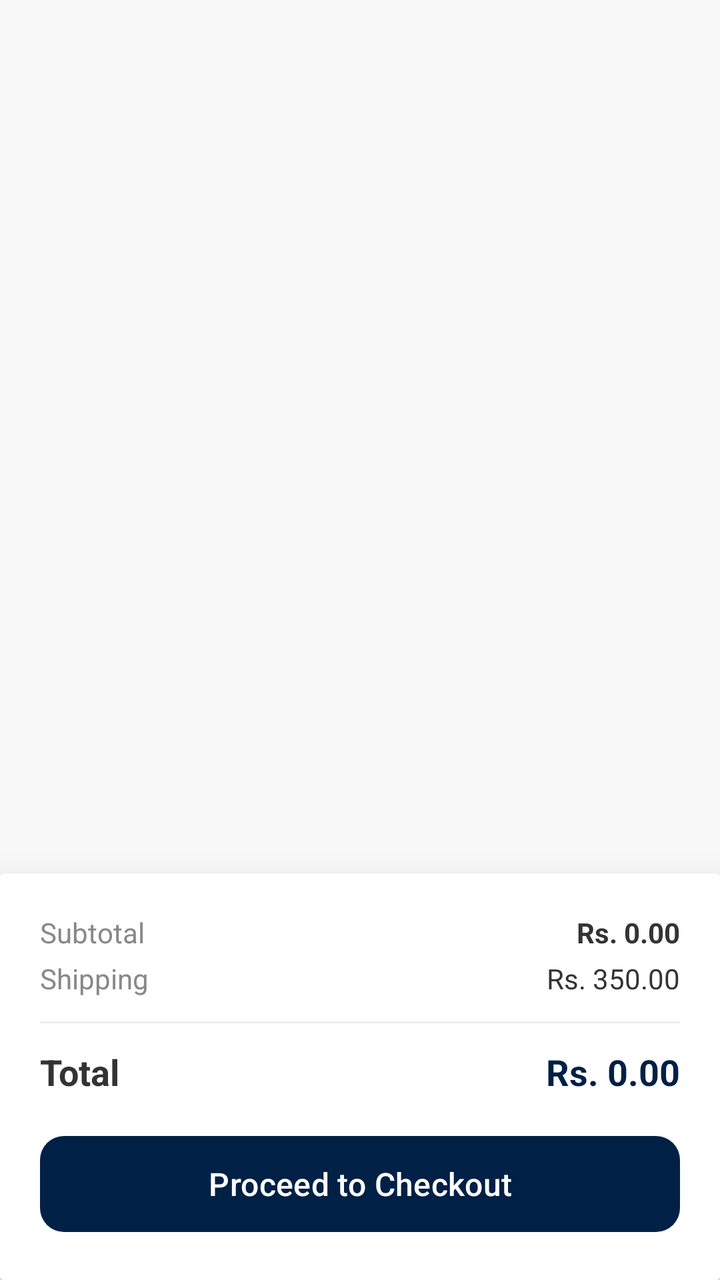
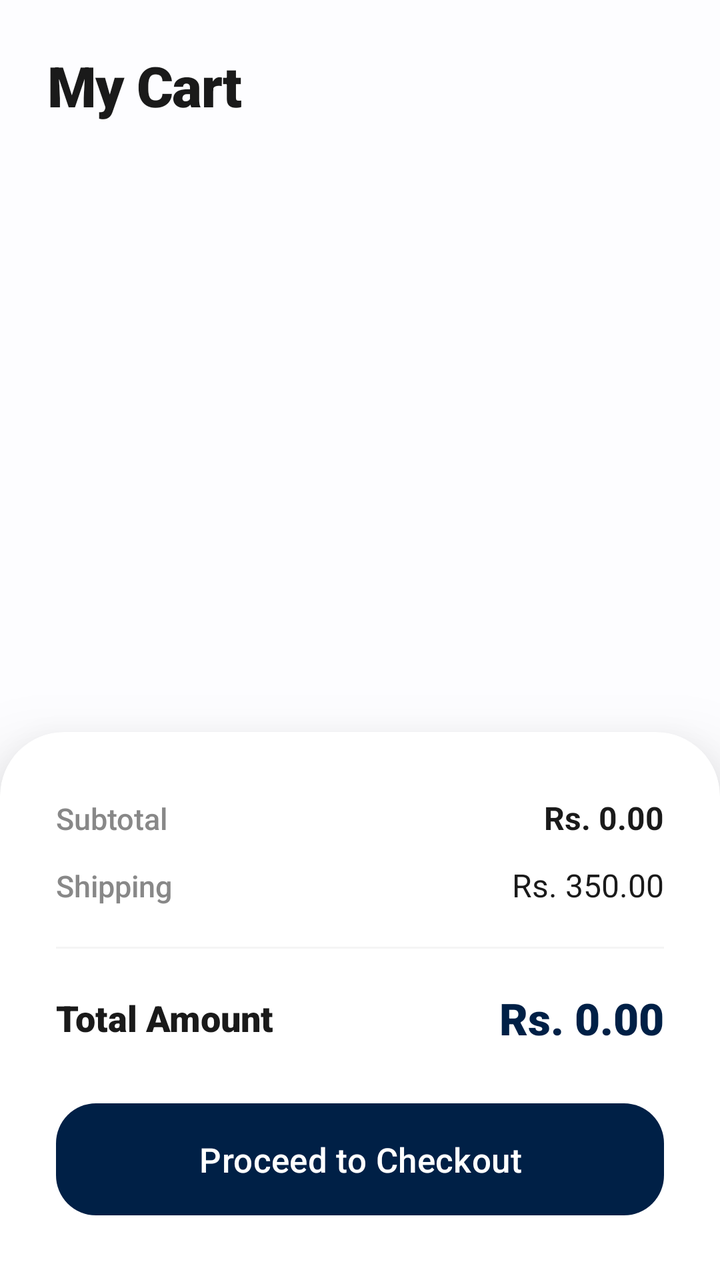

Screens rendered from an Android XML layout before and after an edit, with the pre-edit source and the edit as a unified diff.
<!-- AndroidManifest.xml: application theme Theme.Evora -->
<!-- res/layout/fragment_cart.xml -->
<?xml version="1.0" encoding="utf-8"?>
<androidx.constraintlayout.widget.ConstraintLayout xmlns:android="http://schemas.android.com/apk/res/android"
    xmlns:app="http://schemas.android.com/apk/res-auto"
    xmlns:tools="http://schemas.android.com/tools"
    android:layout_width="match_parent"
    android:layout_height="match_parent"
    android:background="#F8F8F8"
    tools:context=".fragment.CartFragment">

    <androidx.recyclerview.widget.RecyclerView
        android:id="@+id/rv_cart"
        android:layout_width="match_parent"
        android:layout_height="0dp"
        android:padding="8dp"
        app:layout_constraintBottom_toTopOf="@+id/checkout_card"
        app:layout_constraintTop_toTopOf="parent"
        tools:listitem="@layout/item_cart" />

    <androidx.cardview.widget.CardView
        android:id="@+id/checkout_card"
        android:layout_width="match_parent"
        android:layout_height="wrap_content"
        app:cardElevation="16dp"
        app:layout_constraintBottom_toBottomOf="parent">

        <LinearLayout
            android:layout_width="match_parent"
            android:layout_height="wrap_content"
            android:orientation="vertical"
            android:padding="20dp">

            <LinearLayout
                android:layout_width="match_parent"
                android:layout_height="wrap_content"
                android:orientation="horizontal">
                <TextView
                    android:layout_width="0dp"
                    android:layout_height="wrap_content"
                    android:layout_weight="1"
                    android:text="Subtotal"
                    android:textColor="#888888" />
                <TextView
                    android:id="@+id/tv_subtotal"
                    android:layout_width="wrap_content"
                    android:layout_height="wrap_content"
                    android:text="Rs. 0.00"
                    android:textColor="#333333"
                    android:textStyle="bold" />
            </LinearLayout>

            <LinearLayout
                android:layout_width="match_parent"
                android:layout_height="wrap_content"
                android:layout_marginTop="4dp"
                android:orientation="horizontal">
                <TextView
                    android:layout_width="0dp"
                    android:layout_height="wrap_content"
                    android:layout_weight="1"
                    android:text="Shipping"
                    android:textColor="#888888" />
                <TextView
                    android:id="@+id/tv_shipping"
                    android:layout_width="wrap_content"
                    android:layout_height="wrap_content"
                    android:text="Rs. 350.00"
                    android:textColor="#333333" />
            </LinearLayout>

            <View
                android:layout_width="match_parent"
                android:layout_height="1dp"
                android:layout_marginVertical="12dp"
                android:background="#EEEEEE" />

            <LinearLayout
                android:layout_width="match_parent"
                android:layout_height="wrap_content"
                android:layout_marginBottom="16dp"
                android:orientation="horizontal">
                <TextView
                    android:layout_width="0dp"
                    android:layout_height="wrap_content"
                    android:layout_weight="1"
                    android:text="Total"
                    android:textColor="#333333"
                    android:textSize="18sp"
                    android:textStyle="bold" />
                <TextView
                    android:id="@+id/tv_total"
                    android:layout_width="wrap_content"
                    android:layout_height="wrap_content"
                    android:text="Rs. 0.00"
                    android:textColor="?attr/colorPrimary"
                    android:textSize="18sp"
                    android:textStyle="bold" />
            </LinearLayout>

            <com.google.android.material.button.MaterialButton
                android:id="@+id/btn_checkout"
                android:layout_width="match_parent"
                android:layout_height="56dp"
                android:text="Proceed to Checkout"
                android:textAllCaps="false"
                android:textSize="16sp"
                app:cornerRadius="12dp" />

        </LinearLayout>
    </androidx.cardview.widget.CardView>

</androidx.constraintlayout.widget.ConstraintLayout>
<!-- res/layout/item_cart.xml (included above) -->
<?xml version="1.0" encoding="utf-8"?>
<androidx.cardview.widget.CardView xmlns:android="http://schemas.android.com/apk/res/android"
    xmlns:app="http://schemas.android.com/apk/res-auto"
    android:layout_width="match_parent"
    android:layout_height="wrap_content"
    android:layout_marginVertical="6dp"
    app:cardCornerRadius="12dp"
    app:cardElevation="2dp">

    <LinearLayout
        android:layout_width="match_parent"
        android:layout_height="wrap_content"
        android:gravity="center_vertical"
        android:orientation="horizontal"
        android:padding="12dp">

        <ImageView
            android:id="@+id/cart_product_img"
            android:layout_width="80dp"
            android:layout_height="80dp"
            android:scaleType="centerCrop"
            android:src="@drawable/placeholder" />

        <LinearLayout
            android:layout_width="0dp"
            android:layout_height="wrap_content"
            android:layout_marginStart="12dp"
            android:layout_weight="1"
            android:orientation="vertical">

            <TextView
                android:id="@+id/cart_product_name"
                android:layout_width="wrap_content"
                android:layout_height="wrap_content"
                android:text="Product Name"
                android:textColor="#333333"
                android:textSize="16sp"
                android:textStyle="bold" />

            <TextView
                android:id="@+id/cart_product_price"
                android:layout_width="wrap_content"
                android:layout_height="wrap_content"
                android:layout_marginTop="4dp"
                android:text="Rs. 4,500"
                android:textColor="?attr/colorPrimary" />

            <LinearLayout
                android:layout_width="wrap_content"
                android:layout_height="wrap_content"
                android:layout_marginTop="8dp"
                android:background="@drawable/search_bg"
                android:gravity="center_vertical"
                android:orientation="horizontal"
                android:padding="2dp">
                <ImageButton
                    android:id="@+id/btn_cart_minus"
                    android:layout_width="24dp"
                    android:layout_height="24dp"
                    android:background="?attr/selectableItemBackgroundBorderless"
                    android:src="@drawable/remove" />
                <TextView
                    android:id="@+id/tv_cart_qty"
                    android:layout_width="30dp"
                    android:layout_height="wrap_content"
                    android:gravity="center"
                    android:text="1"
                    android:textStyle="bold" />
                <ImageButton
                    android:id="@+id/btn_cart_plus"
                    android:layout_width="24dp"
                    android:layout_height="24dp"
                    android:background="?attr/selectableItemBackgroundBorderless"
                    android:src="@drawable/add" />
            </LinearLayout>
        </LinearLayout>

        <ImageButton
            android:id="@+id/btn_remove_item"
            android:layout_width="40dp"
            android:layout_height="40dp"
            android:background="?attr/selectableItemBackgroundBorderless"
            android:src="@drawable/delete"
            app:tint="#FF5252" />

    </LinearLayout>
</androidx.cardview.widget.CardView>
<!-- resources referenced by this layout -->
<resources>
  <!-- drawable remove (drawable) -->
  <vector xmlns:android="http://schemas.android.com/apk/res/android"
      android:width="24dp"
      android:height="24dp"
      android:viewportWidth="960"
      android:viewportHeight="960">
    <path
        android:pathData="M200,520v-80h560v80L200,520Z"
        android:fillColor="#002046"/>
  </vector>
  <!-- drawable search_bg (drawable) -->
  <?xml version="1.0" encoding="utf-8"?>
  <shape xmlns:android="http://schemas.android.com/apk/res/android">
      <solid android:color="#F5F5F5"/> <corners android:radius="20dp"/>  <stroke
      android:width="1dp"
      android:color="#DDDDDD"/>     </shape>
  <color name="md_theme_primary">#002046</color>
  <color name="md_theme_onPrimary">#FFFFFF</color>
  <color name="md_theme_primaryContainer">#D6E3FF</color>
  <color name="md_theme_onPrimaryContainer">#264777</color>
  <color name="md_theme_secondary">#555F71</color>
  <color name="md_theme_onSecondary">#FFFFFF</color>
  <color name="md_theme_secondaryContainer">#D9E3F9</color>
  <color name="md_theme_onSecondaryContainer">#3E4758</color>
  <color name="md_theme_tertiary">#6F5675</color>
  <color name="md_theme_onTertiary">#FFFFFF</color>
  <color name="md_theme_tertiaryContainer">#F9D8FE</color>
  <color name="md_theme_onTertiaryContainer">#563E5C</color>
  <color name="md_theme_error">#BA1A1A</color>
  <color name="md_theme_onError">#FFFFFF</color>
  <color name="md_theme_errorContainer">#FFDAD6</color>
  <color name="md_theme_onErrorContainer">#93000A</color>
  <color name="md_theme_background">#F9F9FF</color>
  <color name="md_theme_onBackground">#191C20</color>
  <color name="md_theme_surface">#F9F9FF</color>
  <color name="md_theme_onSurface">#191C20</color>
  <color name="md_theme_surfaceVariant">#E0E2EC</color>
  <color name="md_theme_onSurfaceVariant">#44474E</color>
  <color name="md_theme_outline">#74777F</color>
  <color name="md_theme_outlineVariant">#C4C6CF</color>
  <color name="md_theme_inverseSurface">#2E3036</color>
  <color name="md_theme_inverseOnSurface">#F0F0F7</color>
  <color name="md_theme_inversePrimary">#A9C7FF</color>
  <color name="md_theme_primaryFixed">#D6E3FF</color>
  <color name="md_theme_onPrimaryFixed">#001B3D</color>
  <color name="md_theme_primaryFixedDim">#A9C7FF</color>
  <color name="md_theme_onPrimaryFixedVariant">#264777</color>
  <color name="md_theme_secondaryFixed">#D9E3F9</color>
  <color name="md_theme_onSecondaryFixed">#121C2B</color>
  <color name="md_theme_secondaryFixedDim">#BDC7DC</color>
  <color name="md_theme_onSecondaryFixedVariant">#3E4758</color>
  <color name="md_theme_tertiaryFixed">#F9D8FE</color>
  <color name="md_theme_onTertiaryFixed">#28132F</color>
  <color name="md_theme_tertiaryFixedDim">#DCBCE1</color>
  <color name="md_theme_onTertiaryFixedVariant">#563E5C</color>
  <color name="md_theme_surfaceDim">#D9D9E0</color>
  <color name="md_theme_surfaceBright">#F9F9FF</color>
  <color name="md_theme_surfaceContainerLowest">#FFFFFF</color>
  <color name="md_theme_surfaceContainerLow">#F3F3FA</color>
  <color name="md_theme_surfaceContainer">#EDEDF4</color>
  <color name="md_theme_surfaceContainerHigh">#E7E8EE</color>
  <color name="md_theme_surfaceContainerHighest">#E2E2E9</color>
  <!-- unchanged entries left out for length: 4 -->
</resources>

<!-- the commit's change to res/layout/fragment_cart.xml (unified diff, before → after) -->
@@ -4,106 +4,137 @@
     xmlns:tools="http://schemas.android.com/tools"
     android:layout_width="match_parent"
     android:layout_height="match_parent"
-    android:background="#F8F8F8"
+    android:background="#FDFDFF"
     tools:context=".fragment.CartFragment">
+
+    <TextView
+        android:id="@+id/cart_title"
+        android:layout_width="wrap_content"
+        android:layout_height="wrap_content"
+        android:layout_marginStart="24dp"
+        android:layout_marginTop="24dp"
+        android:fontFamily="sans-serif-black"
+        android:text="My Cart"
+        android:textColor="#1A1A1A"
+        android:textSize="28sp"
+        android:letterSpacing="-0.02"
+        app:layout_constraintStart_toStartOf="parent"
+        app:layout_constraintTop_toTopOf="parent" />
 
     <androidx.recyclerview.widget.RecyclerView
         android:id="@+id/rv_cart"
         android:layout_width="match_parent"
         android:layout_height="0dp"
-        android:padding="8dp"
+        android:layout_marginTop="16dp"
+        android:clipToPadding="false"
+        android:paddingHorizontal="8dp"
+        android:paddingBottom="24dp"
+        android:overScrollMode="never"
+        android:scrollbars="none"
         app:layout_constraintBottom_toTopOf="@+id/checkout_card"
-        app:layout_constraintTop_toTopOf="parent"
+        app:layout_constraintTop_toBottomOf="@+id/cart_title"
         tools:listitem="@layout/item_cart" />
 
     <androidx.cardview.widget.CardView
         android:id="@+id/checkout_card"
         android:layout_width="match_parent"
         android:layout_height="wrap_content"
-        app:cardElevation="16dp"
+        app:cardBackgroundColor="#FFFFFF"
+        app:cardCornerRadius="32dp"
+        app:cardElevation="24dp"
+        android:layout_marginBottom="-32dp"
         app:layout_constraintBottom_toBottomOf="parent">
-
         <LinearLayout
             android:layout_width="match_parent"
             android:layout_height="wrap_content"
             android:orientation="vertical"
-            android:padding="20dp">
+            android:paddingHorizontal="28dp"
+            android:paddingTop="32dp"
+            android:paddingBottom="60dp"> <LinearLayout
+            android:layout_width="match_parent"
+            android:layout_height="wrap_content"
+            android:orientation="horizontal">
+            <TextView
+                android:layout_width="0dp"
+                android:layout_height="wrap_content"
+                android:layout_weight="1"
+                android:text="Subtotal"
+                android:textColor="#888888"
+                android:textSize="15sp"
+                android:fontFamily="sans-serif-medium" />
+            <TextView
+                android:id="@+id/tv_subtotal"
+                android:layout_width="wrap_content"
+                android:layout_height="wrap_content"
+                android:text="Rs. 0.00"
+                android:textColor="#1A1A1A"
+                android:textSize="16sp"
+                android:textStyle="bold" />
+        </LinearLayout>
 
             <LinearLayout
                 android:layout_width="match_parent"
                 android:layout_height="wrap_content"
-                android:orientation="horizontal">
-                <TextView
-                    android:layout_width="0dp"
-                    android:layout_height="wrap_content"
-                    android:layout_weight="1"
-                    android:text="Subtotal"
-                    android:textColor="#888888" />
-                <TextView
-                    android:id="@+id/tv_subtotal"
-                    android:layout_width="wrap_content"
-                    android:layout_height="wrap_content"
-                    android:text="Rs. 0.00"
-                    android:textColor="#333333"
-                    android:textStyle="bold" />
-            </LinearLayout>
-
-            <LinearLayout
-                android:layout_width="match_parent"
-                android:layout_height="wrap_content"
-                android:layout_marginTop="4dp"
+                android:layout_marginTop="12dp"
                 android:orientation="horizontal">
                 <TextView
                     android:layout_width="0dp"
                     android:layout_height="wrap_content"
                     android:layout_weight="1"
                     android:text="Shipping"
-                    android:textColor="#888888" />
+                    android:textColor="#888888"
+                    android:textSize="15sp"
+                    android:fontFamily="sans-serif-medium" />
                 <TextView
                     android:id="@+id/tv_shipping"
                     android:layout_width="wrap_content"
                     android:layout_height="wrap_content"
                     android:text="Rs. 350.00"
-                    android:textColor="#333333" />
+                    android:textColor="#1A1A1A"
+                    android:textSize="16sp" />
             </LinearLayout>
 
             <View
                 android:layout_width="match_parent"
                 android:layout_height="1dp"
-                android:layout_marginVertical="12dp"
-                android:background="#EEEEEE" />
+                android:layout_marginVertical="20dp"
+                android:background="#F5F5F5" />
 
             <LinearLayout
                 android:layout_width="match_parent"
                 android:layout_height="wrap_content"
-                android:layout_marginBottom="16dp"
-                android:orientation="horizontal">
+                android:layout_marginBottom="24dp"
+                android:orientation="horizontal"
+                android:gravity="center_vertical">
                 <TextView
                     android:layout_width="0dp"
                     android:layout_height="wrap_content"
                     android:layout_weight="1"
-                    android:text="Total"
-                    android:textColor="#333333"
+                    android:text="Total Amount"
+                    android:textColor="#1A1A1A"
                     android:textSize="18sp"
-                    android:textStyle="bold" />
+                    android:fontFamily="sans-serif-black" />
                 <TextView
                     android:id="@+id/tv_total"
                     android:layout_width="wrap_content"
                     android:layout_height="wrap_content"
                     android:text="Rs. 0.00"
                     android:textColor="?attr/colorPrimary"
-                    android:textSize="18sp"
-                    android:textStyle="bold" />
+                    android:textSize="22sp"
+                    android:fontFamily="sans-serif-black" />
             </LinearLayout>
 
             <com.google.android.material.button.MaterialButton
                 android:id="@+id/btn_checkout"
                 android:layout_width="match_parent"
-                android:layout_height="56dp"
+                android:layout_height="64dp"
                 android:text="Proceed to Checkout"
                 android:textAllCaps="false"
-                android:textSize="16sp"
-                app:cornerRadius="12dp" />
+                android:textSize="17sp"
+                android:fontFamily="sans-serif-medium"
+                android:textColor="#FFFFFF"
+                app:cornerRadius="20dp"
+                app:elevation="4dp" />
 
         </LinearLayout>
     </androidx.cardview.widget.CardView>
@@ -111,13 +142,17 @@
 </androidx.constraintlayout.widget.ConstraintLayout>
 <!-- res/layout/item_cart.xml (included above) -->
 <?xml version="1.0" encoding="utf-8"?>
-<androidx.cardview.widget.CardView xmlns:android="http://schemas.android.com/apk/res/android"
+<com.google.android.material.card.MaterialCardView xmlns:android="http://schemas.android.com/apk/res/android"
     xmlns:app="http://schemas.android.com/apk/res-auto"
     android:layout_width="match_parent"
     android:layout_height="wrap_content"
-    android:layout_marginVertical="6dp"
-    app:cardCornerRadius="12dp"
-    app:cardElevation="2dp">
+    android:layout_marginHorizontal="8dp"
+    android:layout_marginVertical="8dp"
+    app:cardCornerRadius="20dp"
+    app:cardElevation="0dp"
+    app:strokeWidth="1dp"
+    app:strokeColor="#F0F0F0"
+    app:cardBackgroundColor="#FFFFFF">
 
     <LinearLayout
         android:layout_width="match_parent"
@@ -126,17 +161,18 @@
         android:orientation="horizontal"
         android:padding="12dp">
 
-        <ImageView
+        <com.google.android.material.imageview.ShapeableImageView
             android:id="@+id/cart_product_img"
-            android:layout_width="80dp"
-            android:layout_height="80dp"
+            android:layout_width="90dp"
+            android:layout_height="90dp"
             android:scaleType="centerCrop"
-            android:src="@drawable/placeholder" />
+            android:src="@drawable/placeholder"
+            app:shapeAppearanceOverlay="@style/RoundedImageView_Medium" />
 
         <LinearLayout
             android:layout_width="0dp"
             android:layout_height="wrap_content"
-            android:layout_marginStart="12dp"
+            android:layout_marginStart="16dp"
             android:layout_weight="1"
             android:orientation="vertical">
 
@@ -144,46 +180,59 @@
                 android:id="@+id/cart_product_name"
                 android:layout_width="wrap_content"
                 android:layout_height="wrap_content"
+                android:ellipsize="end"
+                android:maxLines="1"
                 android:text="Product Name"
-                android:textColor="#333333"
-                android:textSize="16sp"
+                android:textColor="#1A1A1A"
+                android:textSize="17sp"
+                android:fontFamily="sans-serif-medium" />
+
+            <TextView
+                android:id="@+id/cart_product_price"
+                android:layout_width="wrap_content"
+                android:layout_height="wrap_content"
+                android:layout_marginTop="2dp"
+                android:text="Rs. 4,500.00"
+                android:textColor="?attr/colorPrimary"
+                android:textSize="15sp"
                 android:textStyle="bold" />
 
-            <TextView
-                android:id="@+id/cart_product_price"
-                android:layout_width="wrap_content"
-                android:layout_height="wrap_content"
-                android:layout_marginTop="4dp"
-                android:text="Rs. 4,500"
-                android:textColor="?attr/colorPrimary" />
-
             <LinearLayout
                 android:layout_width="wrap_content"
-                android:layout_height="wrap_content"
-                android:layout_marginTop="8dp"
-                android:background="@drawable/search_bg"
+                android:layout_height="32dp"
+                android:layout_marginTop="12dp"
+                android:background="@drawable/quantity_selector_bg"
                 android:gravity="center_vertical"
                 android:orientation="horizontal"
-                android:padding="2dp">
+                android:paddingHorizontal="4dp">
+
                 <ImageButton
                     android:id="@+id/btn_cart_minus"
-                    android:layout_width="24dp"
-                    android:layout_height="24dp"
-                    android:background="?attr/selectableItemBackgroundBorderless"
-                    android:src="@drawable/remove" />
+                    android:layout_width="26dp"
+                    android:layout_height="26dp"
+                    android:background="@drawable/qty_btn_bg_light"
+                    android:src="@drawable/remove"
+                    android:padding="6dp"
+                    app:tint="#555555" />
+
                 <TextView
                     android:id="@+id/tv_cart_qty"
-                    android:layout_width="30dp"
+                    android:layout_width="36dp"
                     android:layout_height="wrap_content"
                     android:gravity="center"
                     android:text="1"
+                    android:textColor="#1A1A1A"
+                    android:textSize="14sp"
                     android:textStyle="bold" />
+
                 <ImageButton
                     android:id="@+id/btn_cart_plus"
-                    android:layout_width="24dp"
-                    android:layout_height="24dp"
-                    android:background="?attr/selectableItemBackgroundBorderless"
-                    android:src="@drawable/add" />
+                    android:layout_width="26dp"
+                    android:layout_height="26dp"
+                    android:background="@drawable/qty_btn_bg_dark"
+                    android:src="@drawable/add"
+                    android:padding="6dp"
+                    app:tint="#FFFFFF" />
             </LinearLayout>
         </LinearLayout>
 
@@ -191,9 +240,11 @@
             android:id="@+id/btn_remove_item"
             android:layout_width="40dp"
             android:layout_height="40dp"
+            android:layout_gravity="top"
             android:background="?attr/selectableItemBackgroundBorderless"
+            android:padding="8dp"
             android:src="@drawable/delete"
             app:tint="#FF5252" />
 
     </LinearLayout>
-</androidx.cardview.widget.CardView>
+</com.google.android.material.card.MaterialCardView>
<!-- resource entries referenced after the edit -->
@@ -1,5 +1,29 @@
 <!-- resources referenced by this layout -->
 <resources>
+  <!-- drawable qty_btn_bg_dark (drawable) -->
+  <?xml version="1.0" encoding="utf-8"?>
+  <ripple xmlns:android="http://schemas.android.com/apk/res/android"
+      android:color="#40FFFFFF"> <item>
+      <shape android:shape="rectangle">
+          <solid android:color="?attr/colorPrimary" />
+          <corners android:radius="12dp" />
+      </shape>
+  </item>
+  </ripple>
+  <!-- drawable qty_btn_bg_light (drawable) -->
+  <?xml version="1.0" encoding="utf-8"?>
+  <ripple xmlns:android="http://schemas.android.com/apk/res/android"
+      android:color="#E0E0E0"> <item>
+      <shape android:shape="rectangle">
+          <solid android:color="#E8EAF6" /> <corners android:radius="12dp" />
+      </shape>
+  </item>
+  </ripple>
+  <!-- drawable quantity_selector_bg (drawable) -->
+  <shape xmlns:android="http://schemas.android.com/apk/res/android">
+      <solid android:color="#F5F7FB" />
+      <corners android:radius="16dp" />
+  </shape>
   <!-- drawable remove (drawable) -->
   <vector xmlns:android="http://schemas.android.com/apk/res/android"
       android:width="24dp"
@@ -10,12 +34,9 @@
         android:pathData="M200,520v-80h560v80L200,520Z"
         android:fillColor="#002046"/>
   </vector>
-  <!-- drawable search_bg (drawable) -->
-  <?xml version="1.0" encoding="utf-8"?>
-  <shape xmlns:android="http://schemas.android.com/apk/res/android">
-      <solid android:color="#F5F5F5"/> <corners android:radius="20dp"/>  <stroke
-      android:width="1dp"
-      android:color="#DDDDDD"/>     </shape>
+  <style name="RoundedImageView_Medium">
+          <item name="cornerSize">16dp</item>
+      </style>
   <color name="md_theme_primary">#002046</color>
   <color name="md_theme_onPrimary">#FFFFFF</color>
   <color name="md_theme_primaryContainer">#D6E3FF</color>
